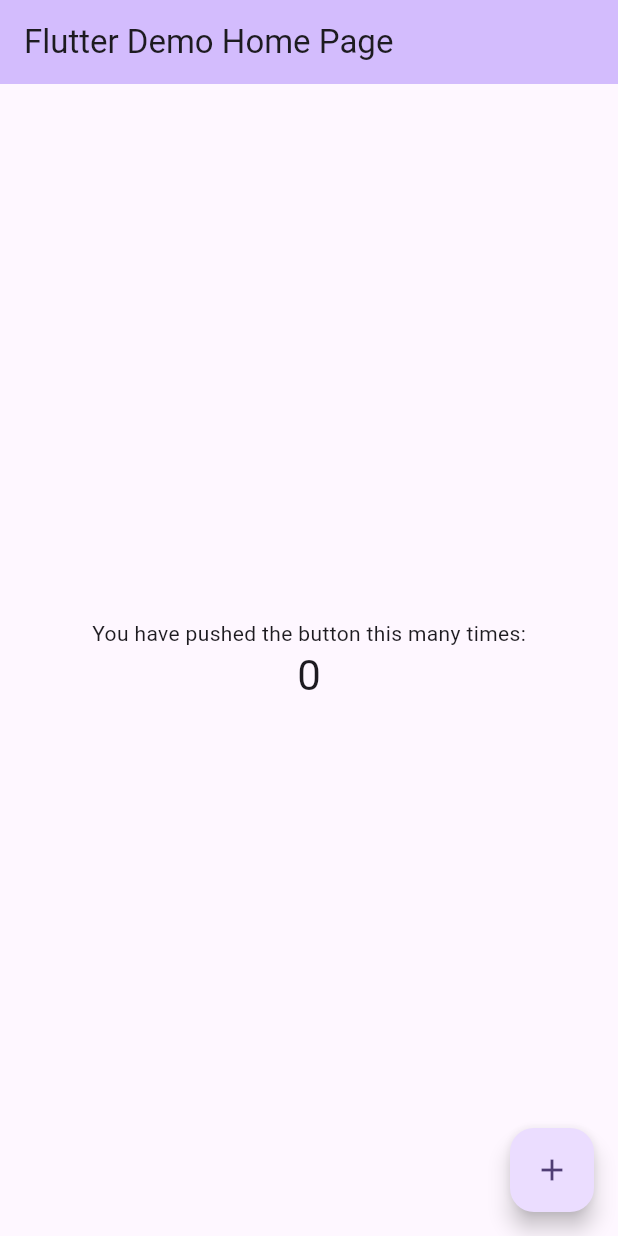
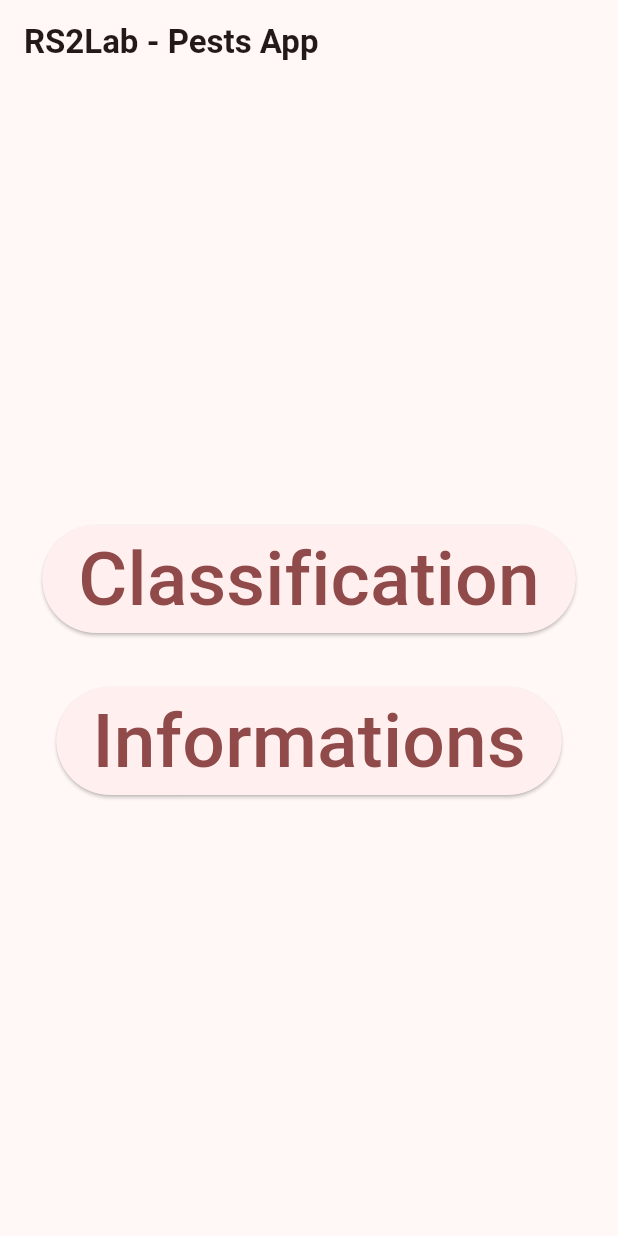
Before and after one commit to anaximeno/ai4d_pests_app, a Flutter app: the screen it shows after launch, on a phone screen of 412 x 824 dp. Run offline on Flutter 3.47's test engine with Material 3 defaults, Android fonts, the light colour scheme and no system bars; our stand-ins replace get.

Commit message:
feat: implement base structure

```diff
--- /dev/null
+++ b/lib/constants/routes.dart
@@ -0,0 +1,9 @@
+// ignore_for_file: constant_identifier_names
+
+abstract class Routes {
+  static const HOME = '/';
+
+  static const CLASSIFICATION = '/classification';
+
+  static const INFORMATIONS = '/informations';
+}
--- /dev/null
+++ b/lib/domain/controllers/classification.dart
@@ -0,0 +1,5 @@
+import 'package:get/get.dart';
+
+class ClassificationController extends GetxController {
+  // TODO
+}
--- a/lib/main.dart
+++ b/lib/main.dart
@@ -1,125 +1,29 @@
+import 'package:ai4d_pests_app/constants/routes.dart';
+import 'package:get/get.dart';
 import 'package:flutter/material.dart';
+import 'package:ai4d_pests_app/ui/pages/pages.dart';
 
 void main() {
-  runApp(const MyApp());
-}
-
-class MyApp extends StatelessWidget {
-  const MyApp({super.key});
-
-  // This widget is the root of your application.
-  @override
-  Widget build(BuildContext context) {
-    return MaterialApp(
-      title: 'Flutter Demo',
+  return runApp(
+    GetMaterialApp(
+      title: "RS2Lab - Pests App",
       theme: ThemeData(
-        // This is the theme of your application.
-        //
-        // TRY THIS: Try running your application with "flutter run". You'll see
-        // the application has a purple toolbar. Then, without quitting the app,
-        // try changing the seedColor in the colorScheme below to Colors.green
-        // and then invoke "hot reload" (save your changes or press the "hot
-        // reload" button in a Flutter-supported IDE, or press "r" if you used
-        // the command line to start the app).
-        //
-        // Notice that the counter didn't reset back to zero; the application
-        // state is not lost during the reload. To reset the state, use hot
-        // restart instead.
-        //
-        // This works for code too, not just values: Most code changes can be
-        // tested with just a hot reload.
-        colorScheme: ColorScheme.fromSeed(seedColor: Colors.deepPurple),
+        colorScheme: ColorScheme.fromSeed(
+          seedColor: const Color(0xffab162b),
+        ),
         useMaterial3: true,
       ),
-      home: const MyHomePage(title: 'Flutter Demo Home Page'),
-    );
-  }
+      home: const HomePage(),
+      getPages: [
+        GetPage(
+          name: Routes.CLASSIFICATION,
+          page: () => const ClassificationPage(),
+        ),
+        GetPage(
+          name: Routes.INFORMATIONS,
+          page: () => const InformationPage(),
+        ),
+      ],
+    ),
+  );
 }
-
-class MyHomePage extends StatefulWidget {
-  const MyHomePage({super.key, required this.title});
-
-  // This widget is the home page of your application. It is stateful, meaning
-  // that it has a State object (defined below) that contains fields that affect
-  // how it looks.
-
-  // This class is the configuration for the state. It holds the values (in this
-  // case the title) provided by the parent (in this case the App widget) and
-  // used by the build method of the State. Fields in a Widget subclass are
-  // always marked "final".
-
-  final String title;
-
-  @override
-  State<MyHomePage> createState() => _MyHomePageState();
-}
-
-class _MyHomePageState extends State<MyHomePage> {
-  int _counter = 0;
-
-  void _incrementCounter() {
-    setState(() {
-      // This call to setState tells the Flutter framework that something has
-      // changed in this State, which causes it to rerun the build method below
-      // so that the display can reflect the updated values. If we changed
-      // _counter without calling setState(), then the build method would not be
-      // called again, and so nothing would appear to happen.
-      _counter++;
-    });
-  }
-
-  @override
-  Widget build(BuildContext context) {
-    // This method is rerun every time setState is called, for instance as done
-    // by the _incrementCounter method above.
-    //
-    // The Flutter framework has been optimized to make rerunning build methods
-    // fast, so that you can just rebuild anything that needs updating rather
-    // than having to individually change instances of widgets.
-    return Scaffold(
-      appBar: AppBar(
-        // TRY THIS: Try changing the color here to a specific color (to
-        // Colors.amber, perhaps?) and trigger a hot reload to see the AppBar
-        // change color while the other colors stay the same.
-        backgroundColor: Theme.of(context).colorScheme.inversePrimary,
-        // Here we take the value from the MyHomePage object that was created by
-        // the App.build method, and use it to set our appbar title.
-        title: Text(widget.title),
-      ),
-      body: Center(
-        // Center is a layout widget. It takes a single child and positions it
-        // in the middle of the parent.
-        child: Column(
-          // Column is also a layout widget. It takes a list of children and
-          // arranges them vertically. By default, it sizes itself to fit its
-          // children horizontally, and tries to be as tall as its parent.
-          //
-          // Column has various properties to control how it sizes itself and
-          // how it positions its children. Here we use mainAxisAlignment to
-          // center the children vertically; the main axis here is the vertical
-          // axis because Columns are vertical (the cross axis would be
-          // horizontal).
-          //
-          // TRY THIS: Invoke "debug painting" (choose the "Toggle Debug Paint"
-          // action in the IDE, or press "p" in the console), to see the
-          // wireframe for each widget.
-          mainAxisAlignment: MainAxisAlignment.center,
-          children: <Widget>[
-            const Text(
-              'You have pushed the button this many times:',
-            ),
-            Text(
-              '$_counter',
-              style: Theme.of(context).textTheme.headlineMedium,
-            ),
-          ],
-        ),
-      ),
-      floatingActionButton: FloatingActionButton(
-        onPressed: _incrementCounter,
-        tooltip: 'Increment',
-        child: const Icon(Icons.add),
-      ), // This trailing comma makes auto-formatting nicer for build methods.
-    );
-  }
-}
--- /dev/null
+++ b/lib/ui/components/app_bar.dart
@@ -0,0 +1,17 @@
+import 'package:flutter/material.dart';
+
+class PestsAppBar extends AppBar {
+  PestsAppBar({
+    super.key,
+    String title = "RS2Lab - Pests App",
+    super.leading,
+    super.leadingWidth,
+  }) : super(
+          title: Text(
+            title,
+            style: const TextStyle(
+              fontWeight: FontWeight.bold,
+            ),
+          ),
+        );
+}
--- /dev/null
+++ b/lib/ui/components/big_button.dart
@@ -0,0 +1,24 @@
+import 'package:flutter/material.dart';
+
+class BigButton extends StatelessWidget {
+  final String text;
+  final VoidCallback? onClik;
+
+  const BigButton({super.key, required this.text, this.onClik});
+
+  @override
+  Widget build(BuildContext context) {
+    return Padding(
+      padding: const EdgeInsets.all(8.0),
+      child: ElevatedButton(
+        onPressed: onClik,
+        child: Text(
+          text,
+          style: const TextStyle(
+            fontSize: 50,
+          ),
+        ),
+      ),
+    );
+  }
+}
--- /dev/null
+++ b/lib/ui/pages/home/home.dart
@@ -0,0 +1,38 @@
+import 'package:ai4d_pests_app/constants/routes.dart';
+import 'package:ai4d_pests_app/ui/components/app_bar.dart';
+import 'package:ai4d_pests_app/ui/components/big_button.dart';
+import 'package:flutter/material.dart';
+import 'package:get/get.dart';
+
+class HomePage extends GetView {
+  const HomePage({super.key});
+
+  @override
+  Widget build(BuildContext context) {
+    return Scaffold(
+      appBar: PestsAppBar(
+        leading: Container(),
+        leadingWidth: 0,
+      ),
+      body: Center(
+        child: Column(
+          mainAxisAlignment: MainAxisAlignment.center,
+          crossAxisAlignment: CrossAxisAlignment.center,
+          children: [
+            BigButton(
+              text: "Classification",
+              onClik: () => Get.toNamed(Routes.CLASSIFICATION),
+            ),
+            const SizedBox(
+              height: 20,
+            ),
+            BigButton(
+              text: "Informations",
+              onClik: () => Get.toNamed(Routes.INFORMATIONS),
+            ),
+          ],
+        ),
+      ),
+    );
+  }
+}
--- /dev/null
+++ b/lib/ui/pages/pages.dart
@@ -0,0 +1,3 @@
+export 'information/information.dart';
+export 'classification/classification.dart';
+export 'home/home.dart';
--- a/pubspec.yaml
+++ b/pubspec.yaml
@@ -35,6 +35,8 @@ dependencies:
   # The following adds the Cupertino Icons font to your application.
   # Use with the CupertinoIcons class for iOS style icons.
   cupertino_icons: ^1.0.2
+  get: ^4.6.6
+  file_picker: ^6.1.1
 
 dev_dependencies:
   flutter_test:
```
Also changed, not shown: lib/ui/components/main_box.dart (added, +50 -0 lines), lib/ui/pages/classification/classification.dart (added, +17 -0 lines), lib/ui/pages/information/information.dart (added, +15 -0 lines), lib/domain/services/classification.dart (added), pubspec.lock, 1 other file.
